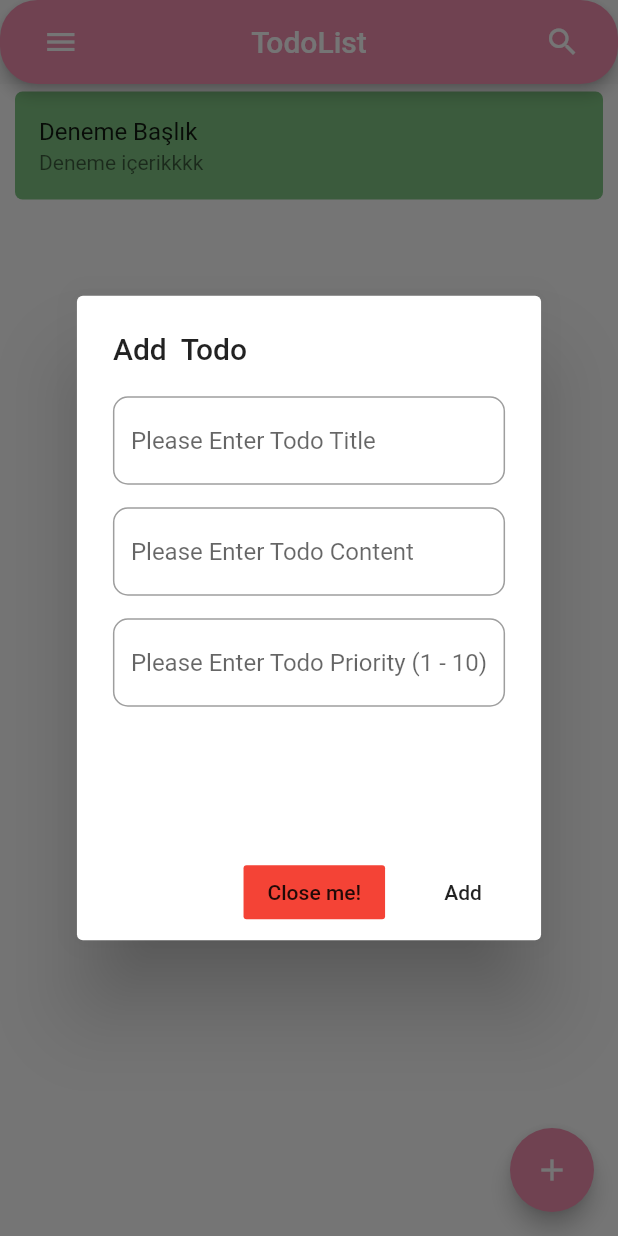
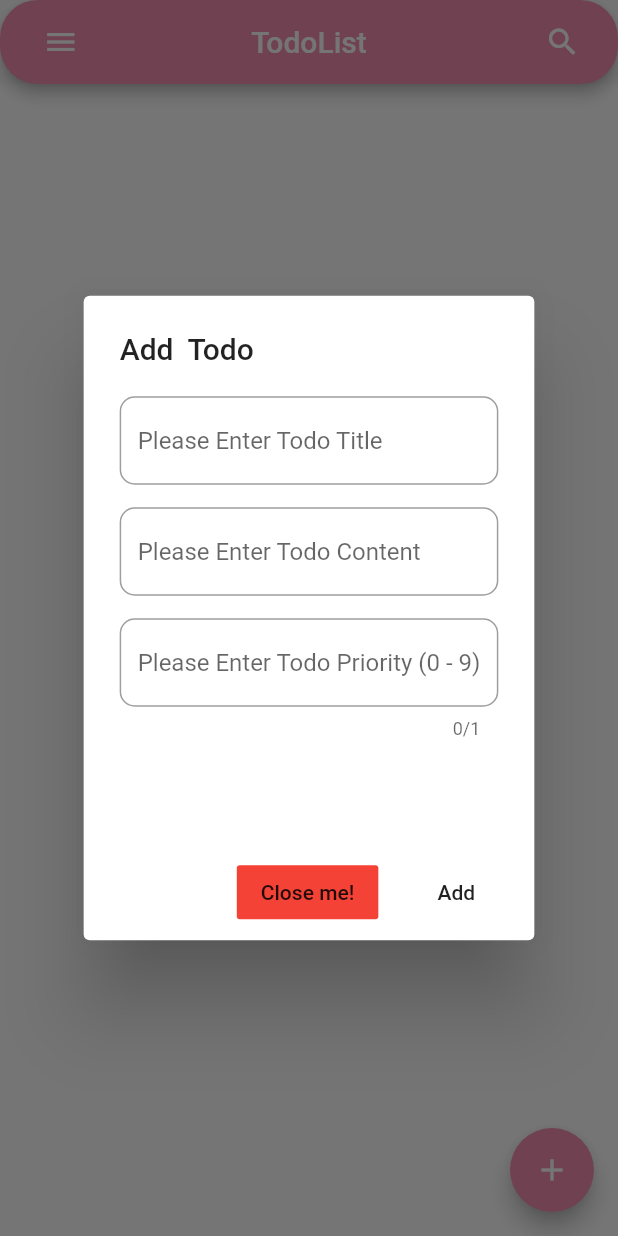
Before and after one commit to baynarkozcu/todomobileapp, a Flutter app: the screen it shows after launch, after a tap on the "add" icon, on a phone screen of 412 x 824 dp. Run offline on Flutter 3.47's test engine with Material 2 defaults, Android fonts, the phone set to English and light mode, and no system bars.

Commit message:
Some design changes have been made

```diff
--- a/lib/screens/addtodo.dart
+++ b/lib/screens/addtodo.dart
@@ -5,7 +5,12 @@ class TodoAdd extends StatelessWidget {
   final TextEditingController controllerContent;
   final TextEditingController controllerPriority;
 
-  const TodoAdd({Key key, this.controllerTitle, this.controllerContent, this.controllerPriority}) : super(key: key);
+  const TodoAdd(
+      {Key key,
+      this.controllerTitle,
+      this.controllerContent,
+      this.controllerPriority})
+      : super(key: key);
 
   @override
   Widget build(BuildContext context) {
@@ -35,9 +40,10 @@ class TodoAdd extends StatelessWidget {
           ),
           TextField(
             keyboardType: TextInputType.number,
+            maxLength: 1,
             controller: controllerPriority,
             decoration: InputDecoration(
-                hintText: "Please Enter Todo Priority (1 - 10)",
+                hintText: "Please Enter Todo Priority (0 - 9)",
                 border: OutlineInputBorder(
                     borderRadius: BorderRadius.circular(10))),
           ),
--- a/lib/screens/home.dart
+++ b/lib/screens/home.dart
@@ -12,9 +12,7 @@ class _MyHomePageState extends State<MyHomePage> {
   TextEditingController _controllerTitle = TextEditingController();
   TextEditingController _controllerContent = TextEditingController();
   TextEditingController _controllerPriority = TextEditingController();
-  List<Todo> _todos = [
-    Todo(title: "Deneme Başlık", content: "Deneme içerikkkk", priority: 2)
-  ];
+  List<Todo> _todos = [];
 
   _showMaterialDialog() {
     showDialog(
--- a/lib/screens/todolist.dart
+++ b/lib/screens/todolist.dart
@@ -10,7 +10,11 @@ class TodoList extends StatelessWidget {
   Widget build(BuildContext context) {
     return Container(
       color: Colors.white,
-      child: ListView.builder(
+      child: todos.length == 0 ?
+      Center(
+        child: Text("There is nothing to do"),
+      ) :
+      ListView.builder(
         itemCount: todos.length,
         itemBuilder: (context, index) {
           return Padding(
@@ -18,7 +22,7 @@ class TodoList extends StatelessWidget {
             child: Container(
               decoration: BoxDecoration(
                 borderRadius: BorderRadius.circular(5),
-                color: todos[index].priority < 5  ?  Colors.green.shade300 : Colors.red.shade200,
+                color: todos[index].priority <= 4  ?  Colors.green.shade300 : Colors.red.shade200,
               ),
               child: ListTile(
                 onTap: () {
```
